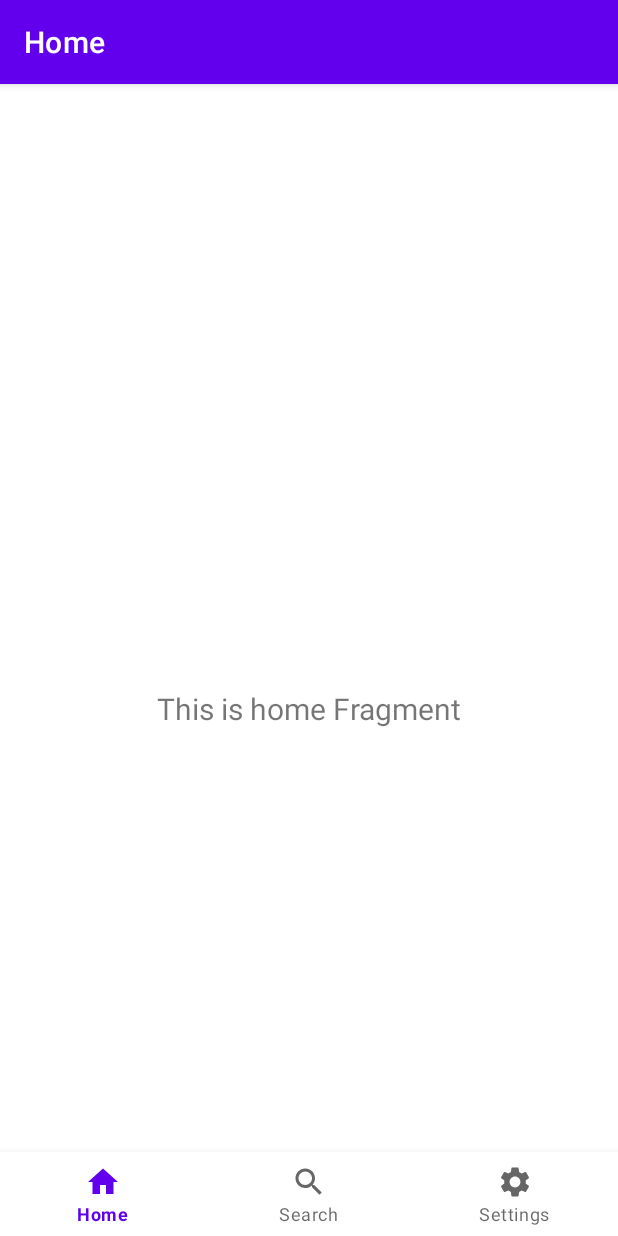
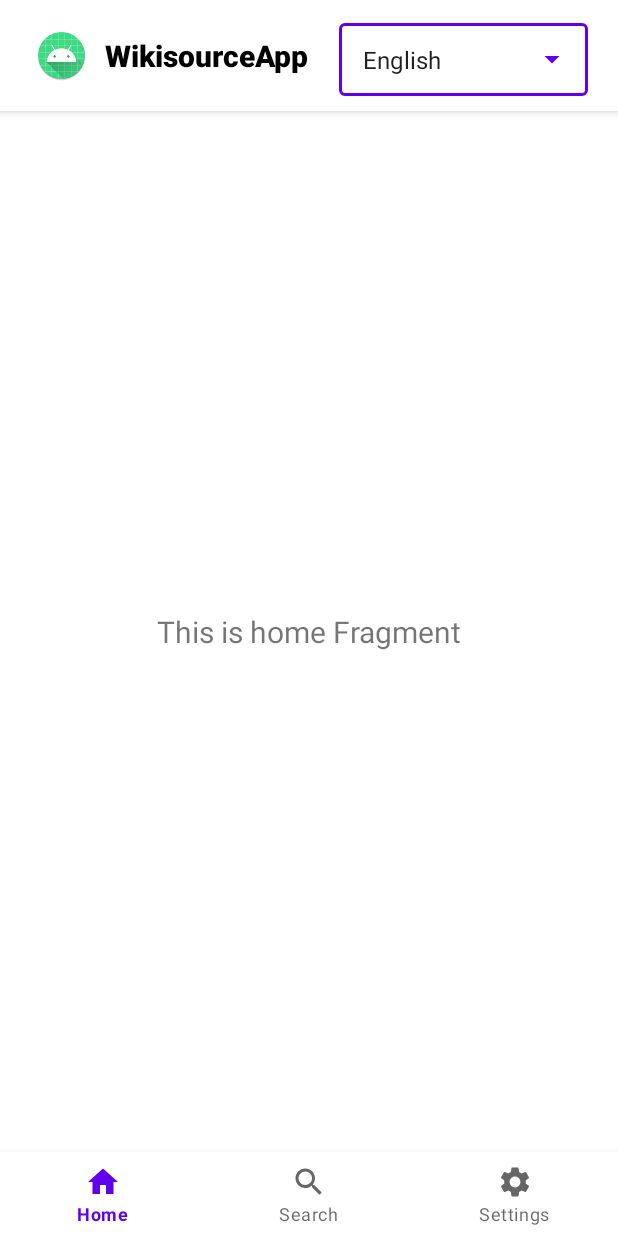
Before and after one commit to vglug/WikisourceApp, an Android app: the screen it shows after launch (MainActivity), on a phone screen of 412 x 824 dp. Run offline under Robolectric (Android 15) with nearby library versions, the phone set to English and light mode, and no system bars; our stand-ins replace navigation-ui.

Commit message:
Language selection base setup

```diff
--- a/app/src/main/AndroidManifest.xml
+++ b/app/src/main/AndroidManifest.xml
@@ -23,7 +23,8 @@
 
         <activity
             android:name=".ui.main.MainActivity"
-            android:label="@string/app_name" />
+            android:label="@string/app_name"
+            android:theme="@style/Theme.WikisourceApp.NoActionBar"/>
     </application>
 
 </manifest>
--- a/app/src/main/java/com/manimarank/wikisourceapp/ui/main/MainActivity.kt
+++ b/app/src/main/java/com/manimarank/wikisourceapp/ui/main/MainActivity.kt
@@ -1,11 +1,11 @@
 package com.manimarank.wikisourceapp.ui.main
 
 import android.os.Bundle
+import android.widget.ArrayAdapter
 import com.google.android.material.bottomnavigation.BottomNavigationView
 import androidx.appcompat.app.AppCompatActivity
 import androidx.navigation.findNavController
 import androidx.navigation.ui.AppBarConfiguration
-import androidx.navigation.ui.setupActionBarWithNavController
 import androidx.navigation.ui.setupWithNavController
 import com.manimarank.wikisourceapp.R
 import com.manimarank.wikisourceapp.databinding.ActivityMainBinding
@@ -30,7 +30,20 @@ class MainActivity : AppCompatActivity() {
                 R.id.navigation_home, R.id.navigation_search, R.id.navigation_settings
             )
         )
-        setupActionBarWithNavController(navController, appBarConfiguration)
+        // setupActionBarWithNavController(navController, appBarConfiguration)
         navView.setupWithNavController(navController)
+        setupLanguageSpinner()
+    }
+
+    private fun setupLanguageSpinner() {
+        binding.run {
+            val languageDataForSpinner = listOf("English", "Tamil", "BengaliMANIMMMMMMMMMMMMMMMMMMMMARAN")
+            val adapter = ArrayAdapter(applicationContext, R.layout.item_language, languageDataForSpinner.toTypedArray())
+            spinnerLanguage.setAdapter(adapter)
+            spinnerLanguage.setText(languageDataForSpinner.firstOrNull().toString(), false)
+            spinnerLanguage.setOnItemClickListener { _, _, position, _ ->
+
+            }
+        }
     }
 }
--- a/app/src/main/res/layout/activity_main.xml
+++ b/app/src/main/res/layout/activity_main.xml
@@ -1,10 +1,67 @@
 <?xml version="1.0" encoding="utf-8"?>
 <androidx.constraintlayout.widget.ConstraintLayout xmlns:android="http://schemas.android.com/apk/res/android"
     xmlns:app="http://schemas.android.com/apk/res-auto"
+    xmlns:tools="http://schemas.android.com/tools"
     android:id="@+id/container"
     android:layout_width="match_parent"
     android:layout_height="match_parent"
-    android:paddingTop="?attr/actionBarSize">
+    android:paddingTop="10dp">
+
+    <com.google.android.material.appbar.AppBarLayout
+        android:layout_width="match_parent"
+        android:layout_height="wrap_content"
+        app:layout_constraintEnd_toEndOf="parent"
+        app:layout_constraintStart_toStartOf="parent"
+        app:layout_constraintTop_toTopOf="parent">
+
+        <androidx.appcompat.widget.Toolbar
+            android:id="@+id/toolbar"
+            android:layout_width="match_parent"
+            android:layout_height="wrap_content"
+            android:background="@color/white"
+            android:minHeight="?attr/actionBarSize"
+            android:paddingBottom="10dp"
+            android:theme="@style/Theme.WikiSourceApp.PopupOverlay">
+
+            <androidx.appcompat.widget.AppCompatImageView
+                android:id="@+id/circle_imageView"
+                android:layout_width="50dp"
+                android:layout_height="50dp"
+                android:padding="8dp"
+                android:src="@drawable/ic_logo_round" />
+
+            <TextView
+                android:layout_width="wrap_content"
+                android:layout_height="wrap_content"
+                android:layout_marginStart="20dp"
+                android:gravity="center_vertical"
+                android:text="@string/app_name"
+                android:textColor="@color/black"
+                android:fontFamily="sans-serif-medium"
+                android:textStyle="bold"
+                android:textSize="20sp" />
+
+            <com.google.android.material.textfield.TextInputLayout
+                android:id="@+id/menu"
+                style="@style/Widget.MaterialComponents.TextInputLayout.OutlinedBox.Dense.ExposedDropdownMenu"
+                android:layout_width="match_parent"
+                android:paddingStart="20dp"
+                android:paddingEnd="20dp"
+                android:layout_height="wrap_content">
+
+                <AutoCompleteTextView
+                    android:id="@+id/spinnerLanguage"
+                    android:layout_width="match_parent"
+                    android:layout_height="wrap_content"
+                    android:maxLines="2"
+                    android:ellipsize="middle"
+                    android:inputType="none"
+                    tools:ignore="LabelFor" />
+
+            </com.google.android.material.textfield.TextInputLayout>
+
+        </androidx.appcompat.widget.Toolbar>
+    </com.google.android.material.appbar.AppBarLayout>
 
     <com.google.android.material.bottomnavigation.BottomNavigationView
         android:id="@+id/nav_view"
--- /dev/null
+++ b/app/src/main/res/layout/item_language.xml
@@ -0,0 +1,8 @@
+<?xml version="1.0" encoding="utf-8"?>
+<TextView xmlns:android="http://schemas.android.com/apk/res/android"
+    android:layout_width="match_parent"
+    android:layout_height="wrap_content"
+    android:padding="14dp"
+    android:textColor="@color/black"
+    android:ellipsize="end"
+    android:maxLines="1" />
--- a/app/src/main/res/values/themes.xml
+++ b/app/src/main/res/values/themes.xml
@@ -19,4 +19,13 @@
         <item name="android:statusBarColor" tools:targetApi="lollipop">@android:color/transparent</item>
     </style>
 
+    <style name="Theme.WikisourceApp.NoActionBar">
+        <item name="windowActionBar">false</item>
+        <item name="windowNoTitle">true</item>
+    </style>
+
+    <style name="Theme.WikiSourceApp.AppBarOverlay" parent="ThemeOverlay.AppCompat.Dark.ActionBar" />
+
+    <style name="Theme.WikiSourceApp.PopupOverlay" parent="ThemeOverlay.AppCompat.Light" />
+
 </resources>
```
